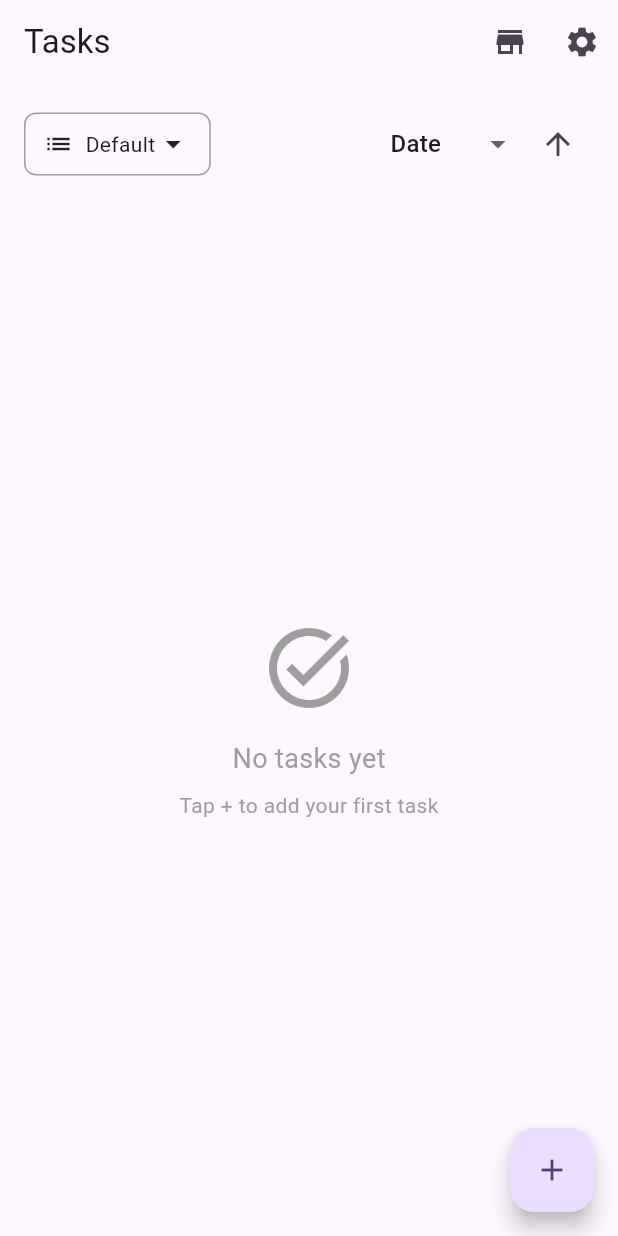
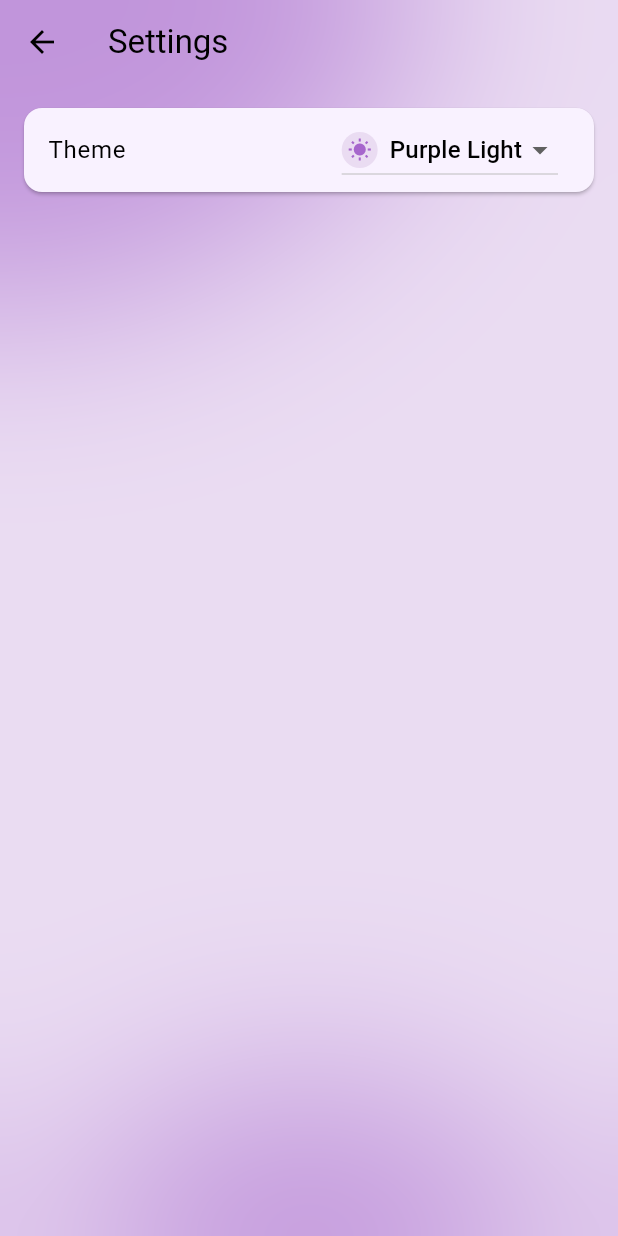
Before and after one commit to ulab-design-project/must-stay-focused, a Flutter app: the screen it shows after launch, after a tap on the "settings" icon, on a phone screen of 412 x 824 dp. Run offline on Flutter 3.47's test engine with Material 3 defaults, Android fonts, the phone set to English and light mode, and no system bars; our stand-ins replace isar, supabase_flutter; accounts and stored records are empty; generated files the repository leaves out were written again.

Commit message:
Added Multiple Themes Support

```diff
--- a/lib/data/db/isar_service.dart
+++ b/lib/data/db/isar_service.dart
@@ -36,6 +36,7 @@ class IsarService {
       [
         TaskSchema,
         TaskListSchema,
+        DeckSchema,
         FlashCardSchema,
         UserSettingsSchema,
       ],
--- a/lib/main.dart
+++ b/lib/main.dart
@@ -1,18 +1,12 @@
-// File: lib/main.dart
-// Application Entry Point
-//
-// Initializes the database before running the app.
-
 import 'package:flutter/material.dart';
 
 import 'data/db/isar_service.dart';
 import 'pages/home/home.dart';
+import 'style/theme.dart';
 
 void main() async {
-  // Ensure Flutter bindings are initialized before async operations
   WidgetsFlutterBinding.ensureInitialized();
 
-  // Initialize the database before running the app
   await IsarService().init();
 
   runApp(const MSF());
@@ -21,16 +15,18 @@ void main() async {
 class MSF extends StatelessWidget {
   const MSF({super.key});
 
-  // This widget is the root of your application.
   @override
   Widget build(BuildContext context) {
-    return MaterialApp(
-      title: 'Must Stay Focused',
-      debugShowCheckedModeBanner: false,
-      theme: ThemeData(
-        colorScheme: ColorScheme.fromSeed(seedColor: Colors.deepPurple),
-      ),
-      home: const Home(),
+    return AnimatedBuilder(
+      animation: themeController,
+      builder: (context, _) {
+        return MaterialApp(
+          title: 'Must Stay Focused',
+          debugShowCheckedModeBanner: false,
+          theme: themeController.currentTheme,
+          home: const Home(),
+        );
+      }
     );
   }
 }
--- a/lib/pages/home/home.dart
+++ b/lib/pages/home/home.dart
@@ -1,45 +1,41 @@
-// File: lib/pages/home/home.dart
-// Home Page with Task Management
-//
-// Requirements:
-// 1. class Home extends StatelessWidget:
-//    - AppBar with title and action buttons (store, settings).
-//    - Body contains TasksPage for full task management.
-//    - Uses global taskRepo for all task operations.
-
 import 'package:flutter/material.dart';
 
 import 'tasks.dart';
+import '../../style/background.dart';
+import '../settings.dart';
 
-/// Main home page that displays tasks.
-/// Contains an AppBar with store and settings actions.
-/// The body is the TasksPage widget which handles all task management.
 class Home extends StatelessWidget {
   const Home({super.key});
 
   @override
   Widget build(BuildContext context) {
-    return Scaffold(
+    return BackgroundDrop(
+      scaffold: Scaffold(
+        backgroundColor: Colors.transparent,
         appBar: AppBar(
           title: const Text('Tasks'),
+          backgroundColor: Colors.transparent,
+          elevation: 0,
           actions: [
-          // Store button placeholder
             IconButton(
               icon: const Icon(Icons.store),
               onPressed: () {
                 // TODO: Navigate to community template store
               },
             ),
-          // Settings button
             IconButton(
               icon: const Icon(Icons.settings),
               onPressed: () {
-              // TODO: Navigate to settings page
+                Navigator.push(
+                  context,
+                  MaterialPageRoute(builder: (context) => const SettingsPage()),
+                );
               },
             ),
           ],
         ),
-      body: const TasksPage(),
+        body: const Stack(children: [TasksPage()]),
+      ),
     );
   }
 }
--- a/lib/pages/home/tasks.dart
+++ b/lib/pages/home/tasks.dart
@@ -104,10 +104,8 @@ class _TasksPageState extends State<TasksPage> {
   void _openEditTask(Task task) {
     showDialog(
       context: context,
-      builder: (ctx) => TaskEditDialog(
-        existingTask: task,
-        selectedList: _selectedList,
-      ),
+      builder: (ctx) =>
+          TaskEditDialog(existingTask: task, selectedList: _selectedList),
     ).then((_) => _loadTasks());
   }
 
@@ -117,14 +115,22 @@ class _TasksPageState extends State<TasksPage> {
       return const Center(child: CircularProgressIndicator());
     }
 
-    return Scaffold(
-      body: Column(
+    return Column(
       children: [
         // Top bar with list selector and sort controls
         Padding(
           padding: const EdgeInsets.all(16.0),
           child: Row(
             children: [
+              ElevatedButton(
+                onPressed: _openAddTask,
+                child: Row(
+                  children: [
+                    const Icon(Icons.add),
+                  ],
+                ),
+              ),
+              const SizedBox(width: 8),
               // Task list selector with archived button
               TaskListSelector(
                 selectedList: _showArchived ? null : _selectedList,
@@ -183,12 +189,6 @@ class _TasksPageState extends State<TasksPage> {
           ),
         ),
       ],
-      ),
-      // FAB to add new task
-      floatingActionButton: FloatingActionButton(
-        onPressed: _openAddTask,
-        child: const Icon(Icons.add),
-      ),
     );
   }
 }
--- a/lib/pages/settings.dart
+++ b/lib/pages/settings.dart
@@ -1,14 +1,27 @@
-// File: lib/pages/settings.dart
-// TODO: Implement Configuration Dashboard
-// Classes to implement:
-// 1. `class SettingsScreen`:
-//    - Fetch and bind preferences from `SharedPreferences` / `user_settings.dart`.
-//    - Items to include:
-//      - PIN / Pattern Lock setup and validation wall (FR-02).
-//      - Theme selector toggle (FR-03).
-//      - "Manage Blocked Apps" navigating to a sub-screen to select OS apps (FR-08).
-//      - Active time window configurations (FR-09).
-//      - Notification toggle switches (FR-34).
-//      - Challenge type preferences (FR-27).
-//      - Cloud Backup status/trigger (FR-44).
-//      - "Reset all settings to default" logic (FR-04).
+import 'package:flutter/material.dart';
+
+import '../style/background.dart';
+import '../widgets/settings/theme_picker.dart';
+
+class SettingsPage extends StatelessWidget {
+  const SettingsPage({super.key});
+
+  @override
+  Widget build(BuildContext context) {
+    return BackgroundDrop(
+      scaffold: Scaffold(
+        backgroundColor: Colors.transparent,
+        appBar: AppBar(
+          title: const Text('Settings'),
+          backgroundColor: Colors.transparent,
+          elevation: 0,
+        ),
+        body: const Column(
+          children: [
+            ThemePicker(),
+          ],
+        ),
+      ),
+    );
+  }
+}
--- /dev/null
+++ b/lib/style/background.dart
@@ -0,0 +1,107 @@
+import 'dart:ui';
+import 'package:flutter/material.dart';
+
+import '../utils/theme_helpers.dart';
+
+class BackgroundDrop extends StatelessWidget {
+  final Scaffold scaffold;
+  final double filterStrength = 70.0;
+  final double circleOpacity = 0.6;
+
+  const BackgroundDrop({super.key, required this.scaffold});
+
+  @override
+  Widget build(BuildContext context) {
+    final theme = Theme.of(context);
+    final bgColor = theme.scaffoldBackgroundColor;
+    final primaryColor = theme.primaryColor;
+
+    final screenWidth = getScreenWidth(context);
+    final screenHeight = getScreenHeight(context);
+
+    return Stack(
+      children: [
+        // Base BG Box
+        Container(
+          width: screenWidth,
+          height: screenHeight,
+          color: bgColor,
+        ),
+        // Big Circle (top left, so only bottom right piece is visible)
+        Positioned(
+          top: -screenWidth,
+          left: -screenWidth,
+          child: Container(
+            width: screenWidth * 2,
+            height: screenWidth * 1.5,
+            decoration: BoxDecoration(
+              shape: BoxShape.circle,
+              color: primaryColor.withValues(alpha: circleOpacity),
+            ),
+          ),
+        ),
+        // Small Circle (bottom center, top 1/4 visible)
+        // center at bottom center - 0.25 screenWidth means its center is at y = screenHeight - 0.25 * screenWidth
+        Positioned(
+          top: screenHeight - 0.25 * screenWidth,
+          left: screenWidth / 2 - 0.5 * screenWidth,
+          child: Container(
+            width: screenWidth,
+            height: screenWidth,
+            decoration: BoxDecoration(
+              shape: BoxShape.circle,
+              color: primaryColor.withValues(alpha: circleOpacity),
+            ),
+          ),
+        ),
+        // Blur Filter
+
+        Positioned.fill(
+          child: BackdropFilter(
+            filter: ImageFilter.blur(sigmaX: filterStrength, sigmaY: filterStrength),
+            child: Container(
+              color: Colors.transparent,
+            ),
+          ),
+        ),
+        // Content (Glass Scaffold)
+        Theme(
+          data: theme.copyWith(
+            scaffoldBackgroundColor: Colors.transparent,
+            appBarTheme: theme.appBarTheme.copyWith(
+              backgroundColor: Colors.transparent,
+              elevation: 0,
+            ),
+          ),
+          child: Scaffold(
+            key: scaffold.key,
+            appBar: scaffold.appBar,
+            body: scaffold.body,
+            floatingActionButton: scaffold.floatingActionButton,
+            floatingActionButtonLocation: scaffold.floatingActionButtonLocation,
+            floatingActionButtonAnimator: scaffold.floatingActionButtonAnimator,
+            persistentFooterButtons: scaffold.persistentFooterButtons,
+            persistentFooterAlignment: scaffold.persistentFooterAlignment,
+            drawer: scaffold.drawer,
+            onDrawerChanged: scaffold.onDrawerChanged,
+            endDrawer: scaffold.endDrawer,
+            onEndDrawerChanged: scaffold.onEndDrawerChanged,
+            bottomNavigationBar: scaffold.bottomNavigationBar,
+            bottomSheet: scaffold.bottomSheet,
+            backgroundColor: Colors.transparent, // force transparent bg
+            resizeToAvoidBottomInset: scaffold.resizeToAvoidBottomInset,
+            primary: scaffold.primary,
+            drawerDragStartBehavior: scaffold.drawerDragStartBehavior,
+            extendBody: scaffold.extendBody,
+            extendBodyBehindAppBar: scaffold.extendBodyBehindAppBar,
+            drawerScrimColor: scaffold.drawerScrimColor,
+            drawerEdgeDragWidth: scaffold.drawerEdgeDragWidth,
+            drawerEnableOpenDragGesture: scaffold.drawerEnableOpenDragGesture,
+            endDrawerEnableOpenDragGesture: scaffold.endDrawerEnableOpenDragGesture,
+            restorationId: scaffold.restorationId,
+          ),
+        ),
+      ],
+    );
+  }
+}
--- a/lib/style/theme.dart
+++ b/lib/style/theme.dart
@@ -1,10 +1,93 @@
-// File: lib/theme/theme.dart
-// TODO: Implement App-wide ThemeData
-// Architecture: Create a unified Theme setup supporting the Apple Liquid Glass Design system.
-// Classes to implement:
-// 1. `class AppTheme`:
-//    - static getters: `ThemeData get lightTheme`, `ThemeData get darkTheme`.
-//    - Define custom accent colors, ensuring high-contrast for outdoor readability (NFR-16).
-//    - Define TextTheme ensuring dynamic scaling is fully supported natively (NFR-15).
-// 2. `enum AppThemeMode { light, dark, system }`:
-//    - Use for user settings selection (FR-03).
+import 'package:flutter/material.dart';
+
+import '../data/db/isar_service.dart';
+import '../data/models/user_settings.dart';
+
+final Map<String, ThemeData> themes = {
+  'Purple Light': ThemeData(
+    brightness: Brightness.light,
+    primaryColor: const Color(0xFFA666CC),
+    scaffoldBackgroundColor: const Color(0xFFEADCF2),
+    colorScheme: const ColorScheme.light(
+      primary: Color(0xFF8D47B3),
+      secondary: Color(0xFFA666CC),
+      surface: Color(0xFFF9F2FF),
+    ),
+  ),
+  'Purple Dark': ThemeData(
+    brightness: Brightness.dark,
+    primaryColor: const Color(0xFF7D4D99),
+    scaffoldBackgroundColor: const Color(0xFF1B121A),
+    colorScheme: const ColorScheme.dark(
+      primary: Color(0xFF783D99),
+      secondary: Color(0xFF915AB3),
+      surface: Color(0xFF261F29),
+    ),
+  ),
+  'Green Light': ThemeData(
+    brightness: Brightness.light,
+    primaryColor: const Color(0xFF66CC66),
+    scaffoldBackgroundColor: const Color(0xFFDCF2DC),
+    colorScheme: const ColorScheme.light(
+      primary: Color(0xFF47B347),
+      secondary: Color(0xFF66CC66),
+      surface: Color(0xFFF2FFF2),
+    ),
+  ),
+  'Green Dark': ThemeData(
+    brightness: Brightness.dark,
+    primaryColor: const Color(0xFF4D994D),
+    scaffoldBackgroundColor: const Color(0xFF121A12),
+    colorScheme: const ColorScheme.dark(
+      primary: Color(0xFF3D993D),
+      secondary: Color(0xFF5AB35A),
+      surface: Color(0xFF1F291F),
+    ),
+  ),
+};
+
+class ThemeController extends ChangeNotifier {
+  String _currentThemeKey = 'Purple Light';
+  bool _initialized = false;
+
+  String get currentThemeKey => _currentThemeKey;
+  ThemeData get currentTheme => themes[_currentThemeKey] ?? themes['Purple Light']!;
+  bool get isInitialized => _initialized;
+
+  ThemeController() {
+    _loadTheme();
+  }
+
+  Future<void> _loadTheme() async {
+    try {
+      var settingsConfig = await idb.userSettings.get(1);
+      if (settingsConfig != null) {
+        if (themes.containsKey(settingsConfig.themeMode)) {
+          _currentThemeKey = settingsConfig.themeMode;
+        }
+      }
+    } catch(e) {}
+    _initialized = true;
+    notifyListeners();
+  }
+
+  Future<void> setTheme(String themeKey) async {
+    if (themes.containsKey(themeKey) && _currentThemeKey != themeKey) {
+      _currentThemeKey = themeKey;
+      notifyListeners();
+
+      var settingsConfig = await idb.userSettings.get(1);
+      if (settingsConfig != null) {
+        settingsConfig.themeMode = themeKey;
+      } else {
+        settingsConfig = UserSettings()..id = 1..themeMode = themeKey;
+      }
+
+      await idb.writeTxn(() async {
+        await idb.userSettings.put(settingsConfig!);
+      });
+    }
+  }
+}
+
+final ThemeController themeController = ThemeController();
--- /dev/null
+++ b/lib/utils/theme_helpers.dart
@@ -0,0 +1,13 @@
+import 'package:flutter/material.dart';
+
+double getScreenWidth(BuildContext context) {
+  return MediaQuery.of(context).size.width;
+}
+
+double getScreenHeight(BuildContext context) {
+  return MediaQuery.of(context).size.height;
+}
+
+Color hsvToRgb(double h, double s, double v, [double a = 1.0]) {
+  return HSVColor.fromAHSV(a, h, s, v).toColor();
+}
--- /dev/null
+++ b/lib/widgets/settings/theme_picker.dart
@@ -0,0 +1,71 @@
+import 'package:flutter/material.dart';
+
+import '../../style/theme.dart';
+
+class ThemePicker extends StatefulWidget {
+  const ThemePicker({super.key});
+
+  @override
+  State<ThemePicker> createState() => _ThemePickerState();
+}
+
+class _ThemePickerState extends State<ThemePicker> {
+  @override
+  Widget build(BuildContext context) {
+    return Card(
+      margin: const EdgeInsets.all(16.0),
+      child: ListTile(
+        title: const Text('Theme'),
+        trailing: AnimatedBuilder(
+          animation: themeController,
+          builder: (context, _) {
+            return Row(
+              mainAxisSize: MainAxisSize.min,
+              children: [
+                DropdownButton<String>(
+                  value: themeController.currentThemeKey,
+                  onChanged: (String? newValue) {
+                    if (newValue != null) {
+                      themeController.setTheme(newValue);
+                    }
+                  },
+                  items: themes.keys.map<DropdownMenuItem<String>>((String value) {
+                    final themeObj = themes[value]!;
+                    final isLight = themeObj.brightness == Brightness.light;
+                    final bgColor = themeObj.scaffoldBackgroundColor;
+                    final primaryColor = themeObj.primaryColor;
+
+                    return DropdownMenuItem<String>(
+                      value: value,
+                      child: Row(
+                        children: [
+                          Container(
+                            width: 24,
+                            height: 24,
+                            decoration: BoxDecoration(
+                              color: bgColor,
+                              shape: BoxShape.circle,
+                            ),
+                            child: Center(
+                              child: Icon(
+                                isLight ? Icons.wb_sunny : Icons.nightlight_round,
+                                color: primaryColor,
+                                size: 16,
+                              ),
+                            ),
+                          ),
+                          const SizedBox(width: 8),
+                          Text(value),
+                        ],
+                      ),
+                    );
+                  }).toList(),
+                ),
+              ],
+            );
+          },
+        ),
+      ),
+    );
+  }
+}
```
Also changed, not shown: 3 other files. Lines whose indentation alone changed are shown as unchanged.
